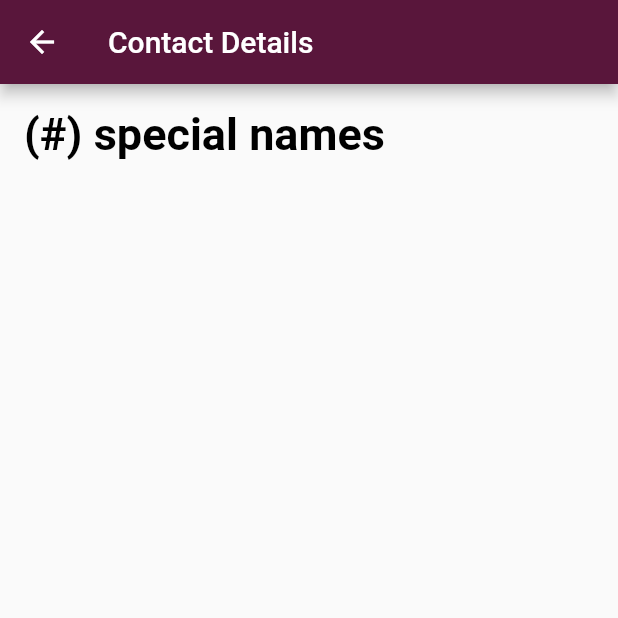
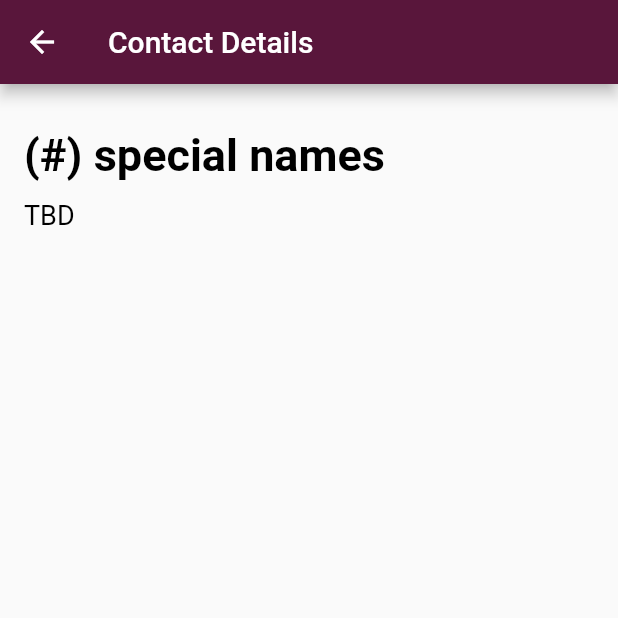
Before and after one commit to Dan-Ilies/flutter_challenge_contacts, a Flutter app: the screen it shows after launch, after a tap on "(#) special names", on a phone screen of 412 x 824 dp, the top half of it. Run offline on Flutter 3.47's test engine with Material 2 defaults, Android fonts, the phone set to English and light mode, and no system bars; our stand-ins replace bloc, equatable, flutter_bloc; Roboto replaces fonts that are missing (Arial).

Commit message:
Setup assets for loading images. Improve the header UI.

```diff
--- a/lib/core/contact_details/contact_details_screen.dart
+++ b/lib/core/contact_details/contact_details_screen.dart
@@ -1,5 +1,5 @@
 
-import 'package:challenge_about_you/theme/test_styles.dart';
+import 'package:challenge_about_you/theme/text_styles.dart';
 import 'package:flutter/material.dart';
 
 class ContactDetailsScreen extends StatelessWidget {
@@ -17,13 +17,19 @@ class ContactDetailsScreen extends StatelessWidget {
         title: const Text('Contact Details'),
       ),
       body: Padding(
-        padding: const EdgeInsets.all(16.0),
+        padding: const EdgeInsets.fromLTRB(16, 30, 16, 0),
         child: Column(
           mainAxisAlignment: MainAxisAlignment.start,
+          crossAxisAlignment: CrossAxisAlignment.start,
           children: [
             Text(
               _contactName,
               style: AppTextStyles.mainHeader(),
+            ),
+            const SizedBox(height: 12),
+            Text(
+              'TBD',
+              style: AppTextStyles.mainText(fontSize: 18),
             ),
           ],
         ),
--- a/lib/core/contacts_list/contacts_list_screen.dart
+++ b/lib/core/contacts_list/contacts_list_screen.dart
@@ -5,10 +5,10 @@ import 'package:challenge_about_you/infrastructure/grouped_list/grouped_list_ite
 import 'package:challenge_about_you/infrastructure/grouped_list/grouped_list_view.dart';
 import 'package:challenge_about_you/navigation/routes.dart';
 import 'package:challenge_about_you/theme/colors.dart';
-import 'package:challenge_about_you/theme/test_styles.dart';
+import 'package:challenge_about_you/theme/images.dart';
+import 'package:challenge_about_you/theme/text_styles.dart';
 import 'package:flutter/material.dart';
 import 'package:flutter_bloc/flutter_bloc.dart';
-import 'package:challenge_about_you/infrastructure/extensions/string_extensions.dart';
 
 class ContactsListScreen extends StatelessWidget implements GroupedListDelegate {
   const ContactsListScreen({Key? key}) : super(key: key);
@@ -77,15 +77,44 @@ class ContactsListScreen extends StatelessWidget implements GroupedListDelegate
       title: 'Contacts',
       items: addressBookList(context, contactsMap),
       groupedListDelegate: this,
-      header: Padding(
+      header: _groupedListHeader(),
+      footer: _groupedListFooter(),
+    );
+  }
+
+  Widget _groupedListHeader() {
+    return Padding(
       padding: const EdgeInsets.all(16.0),
-        child: Text(
-          'The header',
-          style: AppTextStyles.mainText(fontWeight: FontWeight.w600),
-          textAlign: TextAlign.center,
+      child: Row(
+        children: [
+          ClipOval(
+            child: SizedBox.fromSize(
+              size: const Size.fromRadius(30), // Image radius
+              child: Image.asset(AppImages.avatar),
             ),
           ),
-      footer: Padding(
+          const SizedBox(width: 12),
+          Column(
+            crossAxisAlignment: CrossAxisAlignment.start,
+            children: [
+              Text(
+                'Dan - The Author',
+                style: AppTextStyles.mainText(fontWeight: FontWeight.w600),
+              ),
+              const SizedBox(height: 12),
+              Text(
+                'Mobile Developer',
+                style: AppTextStyles.mainText(fontSize: 14, fontWeight: FontWeight.w400),
+              ),
+            ],
+          ),
+        ],
+      ),
+    );
+  }
+
+  Widget _groupedListFooter() {
+    return Padding(
       padding: const EdgeInsets.all(16.0),
       child: Text(
         'App Version: 1.0',
@@ -95,7 +124,6 @@ class ContactsListScreen extends StatelessWidget implements GroupedListDelegate
           color: AppColors.grayA7,
         ),
         textAlign: TextAlign.center,
-        ),
       ),
     );
   }
--- a/lib/infrastructure/grouped_list/grouped_list_item.dart
+++ b/lib/infrastructure/grouped_list/grouped_list_item.dart
@@ -1,6 +1,6 @@
 
 import 'package:challenge_about_you/theme/colors.dart';
-import 'package:challenge_about_you/theme/test_styles.dart';
+import 'package:challenge_about_you/theme/text_styles.dart';
 import 'package:flutter/material.dart';
 
 // region Abstract Class to be inherited
--- /dev/null
+++ b/lib/theme/images.dart
@@ -0,0 +1,5 @@
+abstract class AppImages {
+
+  static const avatar = "assets/images/dan.jpeg";
+
+}
```
Also changed, not shown: pubspec.yaml (+4 -9 lines), assets/images/2.0x/dan.jpeg (added), assets/images/3.0x/dan.jpeg (added), assets/images/dan.jpeg (added), lib/theme/text_styles.dart (renamed from lib/theme/test_styles.dart). Lines whose indentation alone changed are shown as unchanged.
